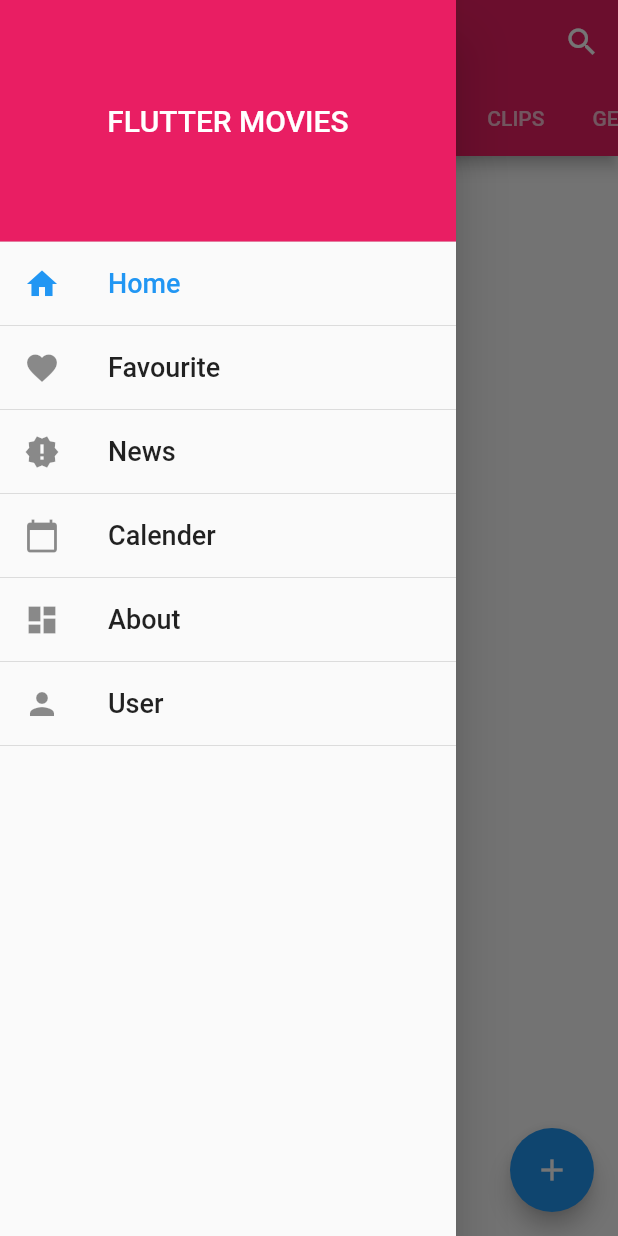
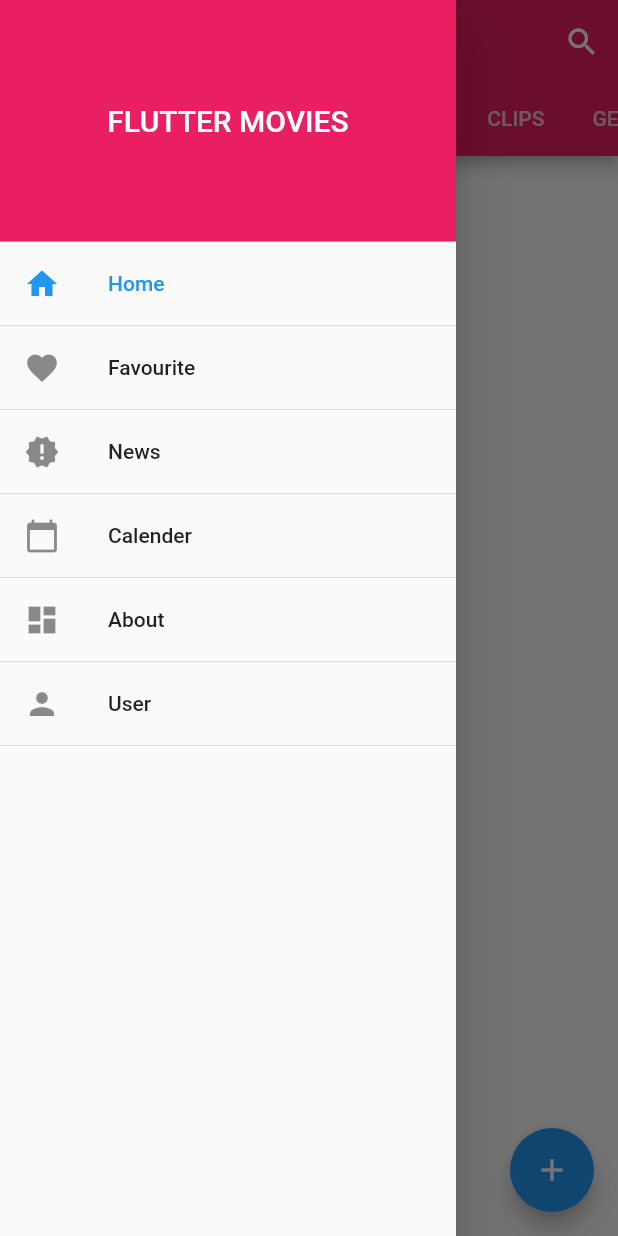
Before and after one commit to sabdar18/Flutter-Movies, a Flutter app: the screen it shows after launch, with the side drawer open, on a phone screen of 412 x 824 dp. Run offline on Flutter 3.47's test engine with Material 2 defaults, Android fonts, the phone set to English and light mode, and no system bars; network calls fail.

Commit message:
reduce fontsize of drawer menu item

```diff
--- a/lib/components/drawer.dart
+++ b/lib/components/drawer.dart
@@ -41,7 +41,7 @@ updateMenuItems(MenuItem menuItem){
              selected: menuItem.selected ?? false,
               leading: menuItem.icon,
               title: new Text(menuItem.title,
-               style: new TextStyle(fontSize: 18.0),
+
                ),
               onTap: (() {
                 updateMenuItems(menuItem);
```
